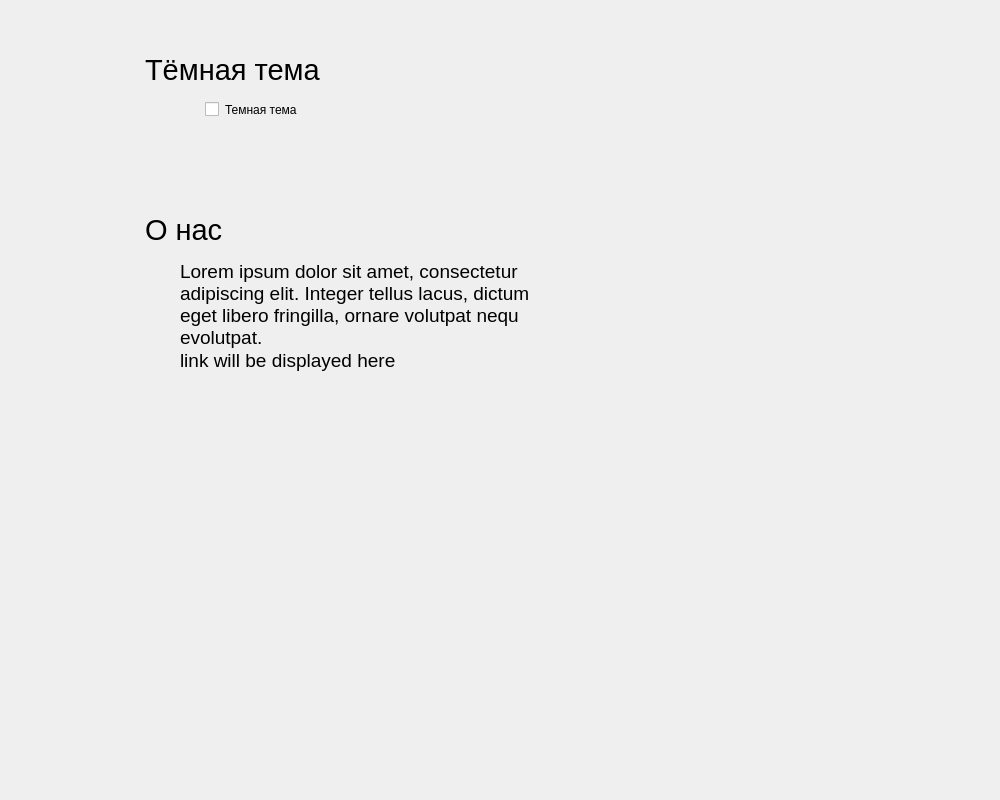
Before: the Qt Designer form MainWindow.ui in kolaqsq/Pixelizator, drawn with Qt 5.
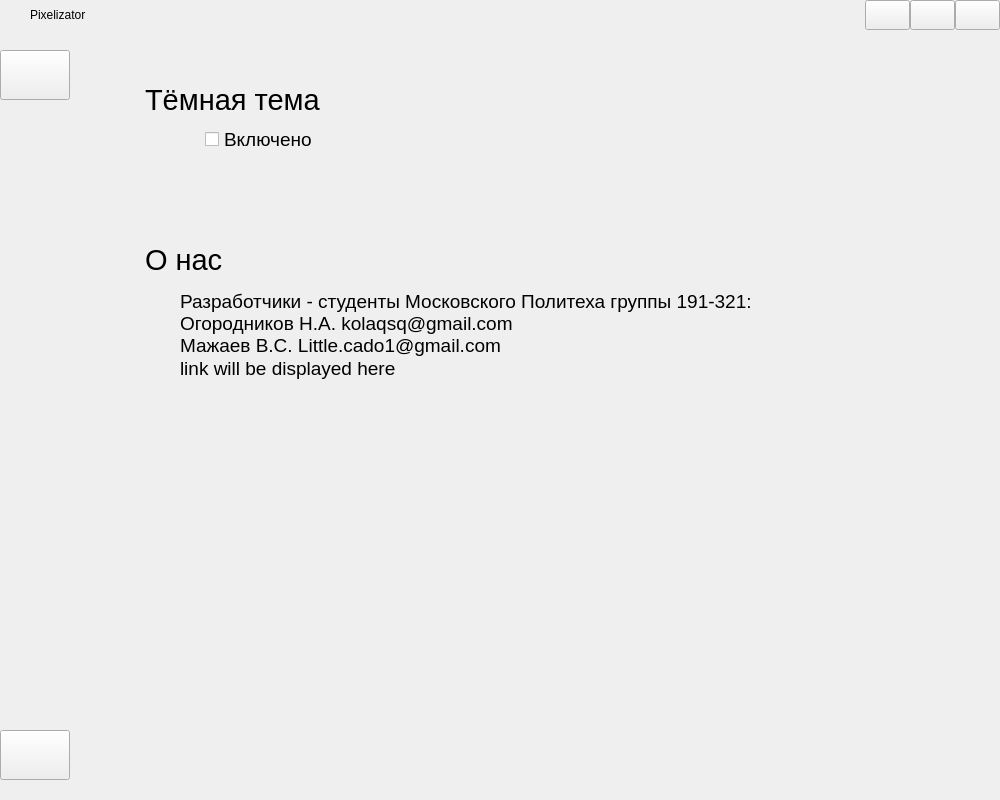
After: the same form once the commit is applied. The open tabs and pages were chosen to show the change. Icons and pictures are not drawn.

What changed in the file:
```diff
--- a/MainWindow.ui
+++ b/MainWindow.ui
@@ -44,7 +44,7 @@
    <property name="styleSheet">
     <string notr="true"/>
    </property>
-   <layout class="QHBoxLayout" name="centralWidgetLayout">
+   <layout class="QVBoxLayout" name="verticalLayout">
     <property name="spacing">
      <number>0</number>
     </property>
@@ -60,12 +60,220 @@
     <property name="bottomMargin">
      <number>0</number>
     </property>
+    <item>
+     <widget class="QWidget" name="titlebar" native="true">
+      <property name="minimumSize">
+       <size>
+        <width>0</width>
+        <height>30</height>
+       </size>
+      </property>
+      <property name="styleSheet">
+       <string notr="true"/>
+      </property>
+      <layout class="QHBoxLayout" name="titlebarLayout">
+       <property name="spacing">
+        <number>0</number>
+       </property>
+       <property name="leftMargin">
+        <number>0</number>
+       </property>
+       <property name="topMargin">
+        <number>0</number>
+       </property>
+       <property name="rightMargin">
+        <number>0</number>
+       </property>
+       <property name="bottomMargin">
+        <number>0</number>
+       </property>
+       <item>
+        <widget class="QPushButton" name="appIcon">
+         <property name="enabled">
+          <bool>true</bool>
+         </property>
+         <property name="minimumSize">
+          <size>
+           <width>30</width>
+           <height>30</height>
+          </size>
+         </property>
+         <property name="maximumSize">
+          <size>
+           <width>30</width>
+           <height>30</height>
+          </size>
+         </property>
+         <property name="styleSheet">
+          <string notr="true"/>
+         </property>
+         <property name="text">
+          <string/>
+         </property>
+         <property name="icon">
+          <iconset>
+           <normaloff>Pixelizator.ico</normaloff>Pixelizator.ico</iconset>
+         </property>
+         <property name="autoDefault">
+          <bool>false</bool>
+         </property>
+         <property name="default">
+          <bool>false</bool>
+         </property>
+         <property name="flat">
+          <bool>true</bool>
+         </property>
+        </widget>
+       </item>
+       <item>
+        <widget class="QLabel" name="appName">
+         <property name="minimumSize">
+          <size>
+           <width>100</width>
+           <height>30</height>
+          </size>
+         </property>
+         <property name="maximumSize">
+          <size>
+           <width>100</width>
+           <height>30</height>
+          </size>
+         </property>
+         <property name="font">
+          <font>
+           <family>Segoe UI</family>
+           <pointsize>9</pointsize>
+          </font>
+         </property>
+         <property name="text">
+          <string>Pixelizator</string>
+         </property>
+        </widget>
+       </item>
+       <item>
+        <spacer name="titlebarSpacer">
+         <property name="orientation">
+          <enum>Qt::Horizontal</enum>
+         </property>
+         <property name="sizeHint" stdset="0">
+          <size>
+           <width>40</width>
+           <height>30</height>
+          </size>
+         </property>
+        </spacer>
+       </item>
+       <item>
+        <widget class="QToolButton" name="minimize">
+         <property name="minimumSize">
+          <size>
+           <width>45</width>
+           <height>30</height>
+          </size>
+         </property>
+         <property name="maximumSize">
+          <size>
+           <width>45</width>
+           <height>30</height>
+          </size>
+         </property>
+         <property name="styleSheet">
+          <string notr="true"/>
+         </property>
+         <property name="text">
+          <string/>
+         </property>
+         <property name="icon">
+          <iconset>
+           <normaloff>sources/minimizeLight.png</normaloff>sources/minimizeLight.png</iconset>
+         </property>
+         <property name="iconSize">
+          <size>
+           <width>13</width>
+           <height>13</height>
+          </size>
+         </property>
+        </widget>
+       </item>
+       <item>
+        <widget class="QToolButton" name="maximize">
+         <property name="minimumSize">
+          <size>
+           <width>45</width>
+           <height>30</height>
+          </size>
+         </property>
+         <property name="maximumSize">
+          <size>
+           <width>45</width>
+           <height>30</height>
+          </size>
+         </property>
+         <property name="styleSheet">
+          <string notr="true"/>
+         </property>
+         <property name="text">
+          <string/>
+         </property>
+         <property name="icon">
+          <iconset>
+           <normaloff>sources/maximizeLight.png</normaloff>sources/maximizeLight.png</iconset>
+         </property>
+         <property name="iconSize">
+          <size>
+           <width>13</width>
+           <height>13</height>
+          </size>
+         </property>
+        </widget>
+       </item>
+       <item>
+        <widget class="QToolButton" name="exit">
+         <property name="minimumSize">
+          <size>
+           <width>45</width>
+           <height>30</height>
+          </size>
+         </property>
+         <property name="maximumSize">
+          <size>
+           <width>45</width>
+           <height>30</height>
+          </size>
+         </property>
+         <property name="styleSheet">
+          <string notr="true"/>
+         </property>
+         <property name="text">
+          <string/>
+         </property>
+         <property name="icon">
+          <iconset>
+           <normaloff>sources/exitLight.png</normaloff>sources/exitLight.png</iconset>
+         </property>
+         <property name="iconSize">
+          <size>
+           <width>13</width>
+           <height>13</height>
+          </size>
+         </property>
+         <property name="popupMode">
+          <enum>QToolButton::DelayedPopup</enum>
+         </property>
+        </widget>
+       </item>
+      </layout>
+     </widget>
+    </item>
     <item>
      <widget class="QStackedWidget" name="pages">
       <property name="currentIndex">
        <number>0</number>
       </property>
       <widget class="QWidget" name="mainPage">
+       <property name="styleSheet">
+        <string notr="true"/>
+       </property>
        <layout class="QHBoxLayout" name="mainPageLayout">
         <property name="spacing">
          <number>0</number>
@@ -85,7 +293,7 @@
         <item>
          <widget class="QWidget" name="mainArea" native="true">
           <property name="styleSheet">
-           <string notr="true">border: 0;</string>
+           <string notr="true"/>
           </property>
           <layout class="QHBoxLayout" name="mainAreaLayout">
            <property name="spacing">
@@ -164,7 +372,7 @@
                 </property>
                 <property name="icon">
                  <iconset>
-                  <normaloff>images/iconHome.png</normaloff>images/iconHome.png</iconset>
+                  <normaloff>sources/homeLight.png</normaloff>sources/homeLight.png</iconset>
                 </property>
                 <property name="iconSize">
                  <size>
@@ -221,7 +429,7 @@
                 </property>
                 <property name="icon">
                  <iconset>
-                  <normaloff>images/iconSettings.png</normaloff>images/iconSettings.png</iconset>
+                  <normaloff>sources/settingsLight.png</normaloff>sources/settingsLight.png</iconset>
                 </property>
                 <property name="iconSize">
                  <size>
@@ -245,6 +453,9 @@
            </item>
            <item>
             <widget class="QWidget" name="userArea" native="true">
+             <property name="styleSheet">
+              <string notr="true"/>
+             </property>
              <layout class="QVBoxLayout" name="userAreaLayout" stretch="1,0">
               <property name="spacing">
                <number>50</number>
@@ -423,6 +634,9 @@
                     <pointsize>18</pointsize>
                    </font>
                   </property>
+                  <property name="styleSheet">
+                   <string notr="true"/>
+                  </property>
                   <property name="text">
                    <string>Степень пикселизации</string>
                   </property>
@@ -471,7 +685,7 @@
         <item>
          <widget class="QWidget" name="settingsMainArea" native="true">
           <property name="styleSheet">
-           <string notr="true">border: 0;</string>
+           <string notr="true"/>
           </property>
           <layout class="QHBoxLayout" name="settingsMainAreaLayout">
            <property name="spacing">
@@ -550,7 +764,7 @@
                 </property>
                 <property name="icon">
                  <iconset>
-                  <normaloff>images/iconHome.png</normaloff>images/iconHome.png</iconset>
+                  <normaloff>sources/homeLight.png</normaloff>sources/homeLight.png</iconset>
                 </property>
                 <property name="iconSize">
                  <size>
@@ -607,7 +821,7 @@
                 </property>
                 <property name="icon">
                  <iconset>
-                  <normaloff>images/iconSettings.png</normaloff>images/iconSettings.png</iconset>
+                  <normaloff>sources/settingsLight.png</normaloff>sources/settingsLight.png</iconset>
                 </property>
                 <property name="iconSize">
                  <size>
@@ -657,7 +871,7 @@
                <number>50</number>
               </property>
               <item>
-               <widget class="QWidget" name="settingsWin" native="true">
+               <widget class="QWidget" name="settingsWindow" native="true">
                 <property name="styleSheet">
                  <string notr="true"/>
                 </property>
@@ -755,11 +969,17 @@
                    </item>
                    <item>
                     <widget class="QCheckBox" name="checkBoxTheme">
-                     <property name="styleSheet">
-                      <string notr="true"/>
+                     <property name="font">
+                      <font>
+                       <family>Segoe UI</family>
+                       <pointsize>14</pointsize>
+                      </font>
                      </property>
                      <property name="text">
-                      <string>Темная тема</string>
+                      <string>Включено</string>
+                     </property>
+                     <property name="tristate">
+                      <bool>false</bool>
                      </property>
                     </widget>
                    </item>
@@ -909,10 +1129,9 @@
                         </font>
                        </property>
                        <property name="text">
-                        <string>Lorem ipsum dolor sit amet, consectetur
-adipiscing elit. Integer tellus lacus, dictum
-eget libero fringilla, ornare volutpat nequ
-evolutpat.</string>
+                        <string>Разработчики - студенты Московского Политеха группы 191-321:
+Огородников Н.А. kolaqsq@gmail.com
+Мажаев В.С. Little.cado1@gmail.com</string>
                        </property>
                       </widget>
                      </item>
```
